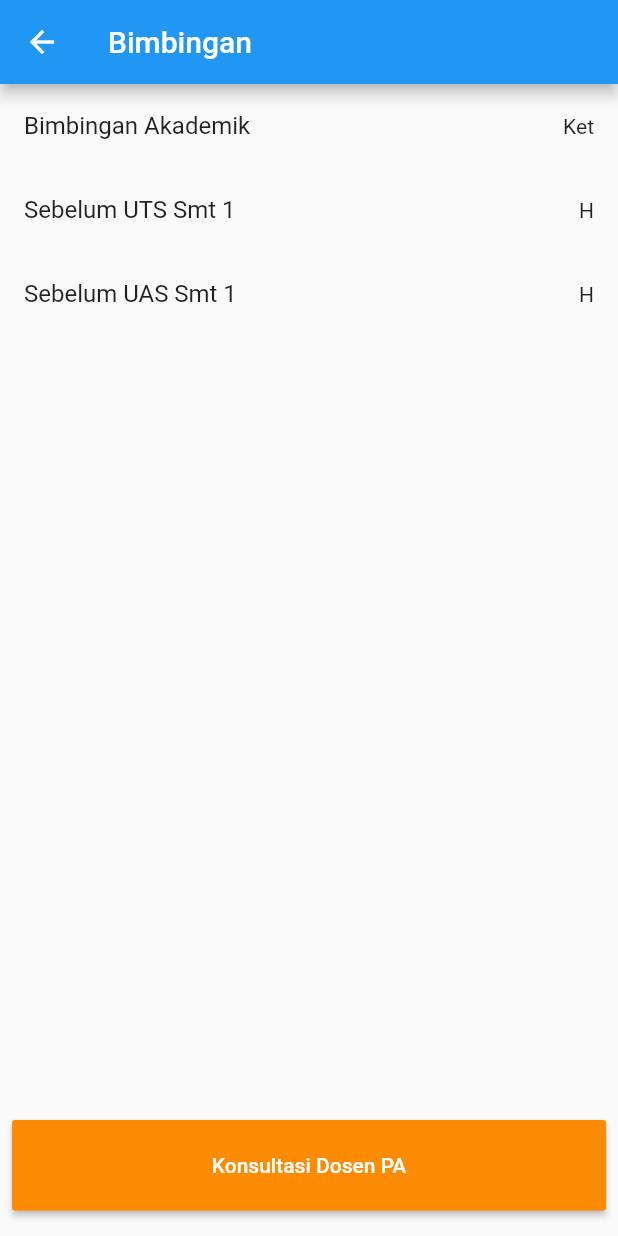
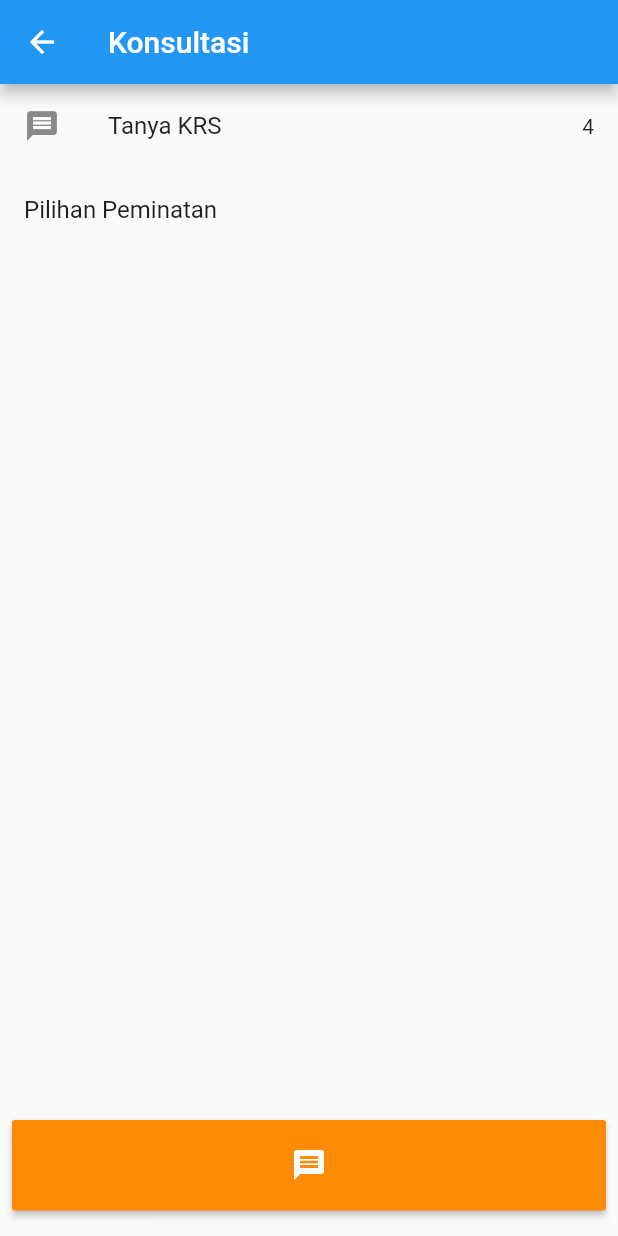
Before and after one commit to Anelka-Lazuardi/Uts_mobile, a Flutter app: the Ui2 screen opened directly, on a phone screen of 412 x 824 dp. Run offline on Flutter 3.47's test engine with Material 2 defaults, Android fonts, the phone set to English and light mode, and no system bars.

Commit message:
Update Form Konsultasi

```diff
--- a/lib/views/MainPage.dart
+++ b/lib/views/MainPage.dart
@@ -1,5 +1,7 @@
 import 'package:flutter/material.dart';
 import 'package:uts_mobile/views/ui1.dart';
+
+import 'ui2.dart';
 
 class MainPage extends StatelessWidget {
   @override
@@ -26,9 +28,14 @@ class MainPage extends StatelessWidget {
             ),
             RaisedButton(
               onPressed: () {
-                print("cihuy");
+                Navigator.push(
+                  context,
+                  MaterialPageRoute(builder: (context) => Ui2()),
+                );
               },
               child: Text("UI 2"),
+              color: Color(0xFFfd8c04),
+              textColor: Colors.white,
             ),
             RaisedButton(
               onPressed: () {},
--- a/lib/views/ui2.dart
+++ b/lib/views/ui2.dart
@@ -5,7 +5,7 @@ class Ui2 extends StatelessWidget {
   Widget build(BuildContext context) {
     return Scaffold(
       appBar: AppBar(
-        title: Text('Bimbingan'),
+        title: Text('Konsultasi'),
       ),
       body: Column(children: [
         Flexible(
@@ -13,16 +13,12 @@ class Ui2 extends StatelessWidget {
           child: ListView(
             children: [
               ListTile(
-                title: Text("Bimbingan Akademik"),
-                trailing: Text("Ket"),
+                title: Text("Tanya KRS"),
+                leading: Icon(Icons.message),
+                trailing: Text("4"),
               ),
               ListTile(
-                title: Text("Sebelum UTS Smt 1"),
-                trailing: Text("H"),
-              ),
-              ListTile(
-                title: Text("Sebelum UAS Smt 1"),
-                trailing: Text("H"),
+                title: Text("Pilihan Peminatan"),
               ),
             ],
           ),
@@ -34,13 +30,13 @@ class Ui2 extends StatelessWidget {
               padding: const EdgeInsets.fromLTRB(8, 8, 8, 17),
               child: RaisedButton(
                 onPressed: () {},
-                child: Text("Konsultasi Dosen PA"),
+                child: Icon(Icons.message),
                 textColor: Colors.white,
                 color: Color(0xFFfd8c04),
               ),
             ),
           ),
-        )
+        ),
       ]),
     );
   }
```
